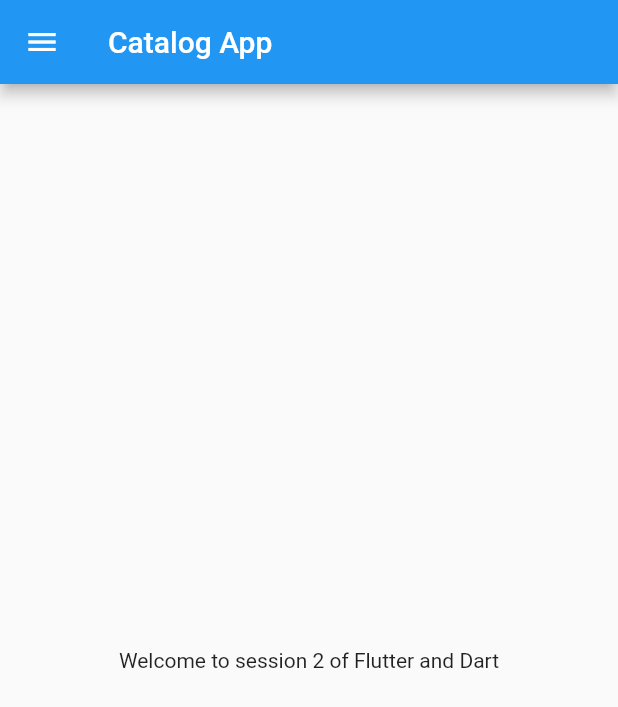
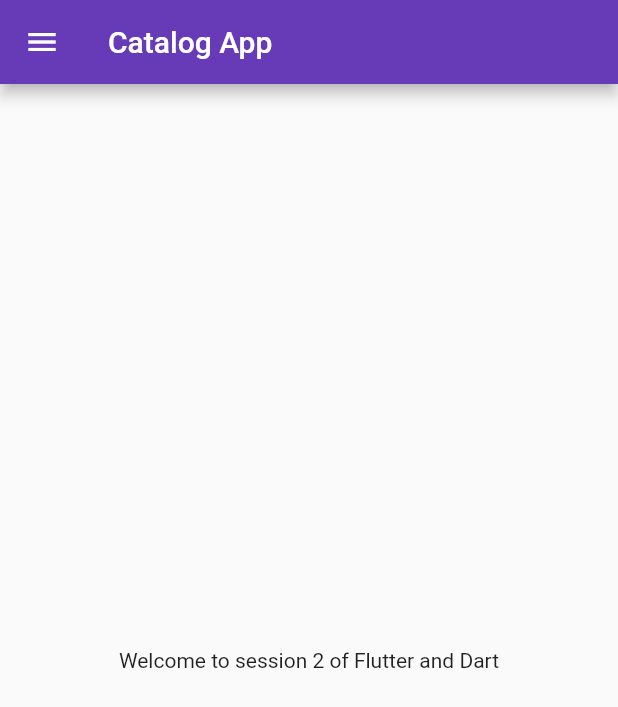
Before and after one commit to AmanVermaDhn/flutter, a Flutter app: the screen it shows after launch, on a phone screen of 412 x 824 dp. Shown: the top 707 px of the screen. Run offline on Flutter 3.47's test engine with Material 2 defaults, Android fonts, the phone set to English and light mode, and no system bars.

Commit message:
Session 3 done

```diff
--- a/lib/main.dart
+++ b/lib/main.dart
@@ -1,5 +1,6 @@
 import 'package:flutter/material.dart';
-import 'package:flutter_catalog/home_page.dart';
+import 'package:flutter_catalog/pages/home_page.dart';
+import 'package:flutter_catalog/pages/login_page.dart';
 
 void main() {
   runApp(MyApp());
@@ -11,7 +12,13 @@ class MyApp extends StatelessWidget {
   @override
   Widget build(BuildContext context) {
     return MaterialApp(
-      home: HomePage(),
+      themeMode: ThemeMode.light,
+      theme: ThemeData(primarySwatch: Colors.deepPurple),
+      initialRoute: "/",
+      routes: {
+        "/": (context) => HomePage(),
+        "/login": (context) => LoginPage(),
+      },
     );
   }
 }
```
Also changed, not shown: lib/pages/login_page.dart (added, +19 -0 lines), lib/pages/home_page.dart (renamed from lib/home_page.dart).
